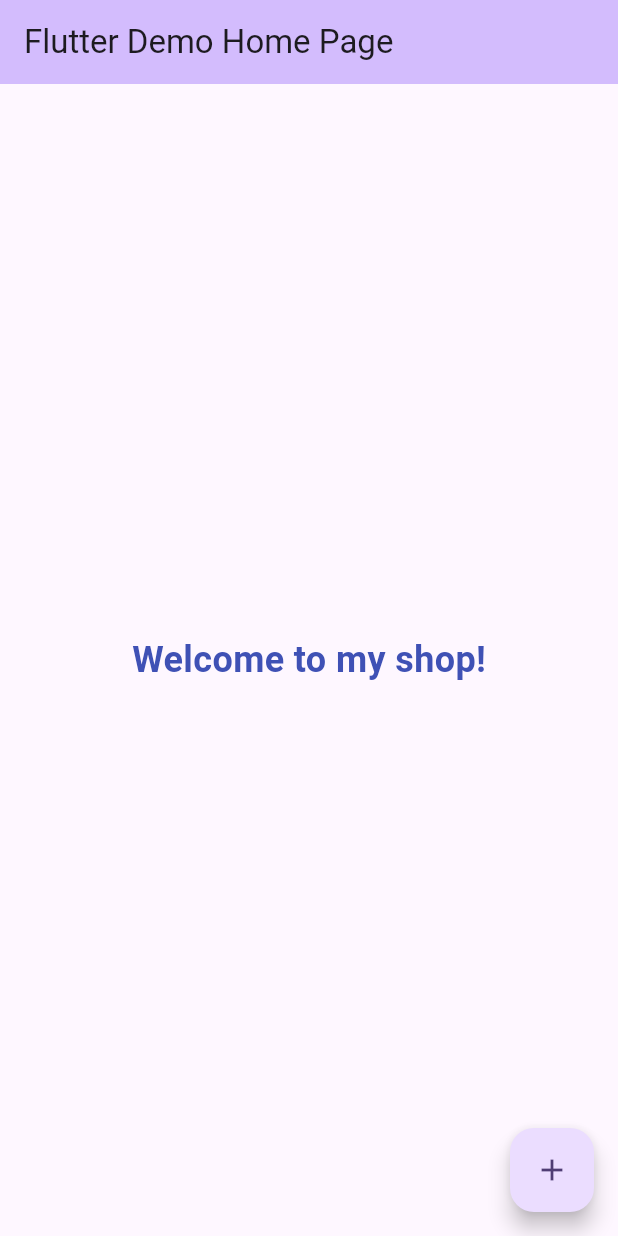
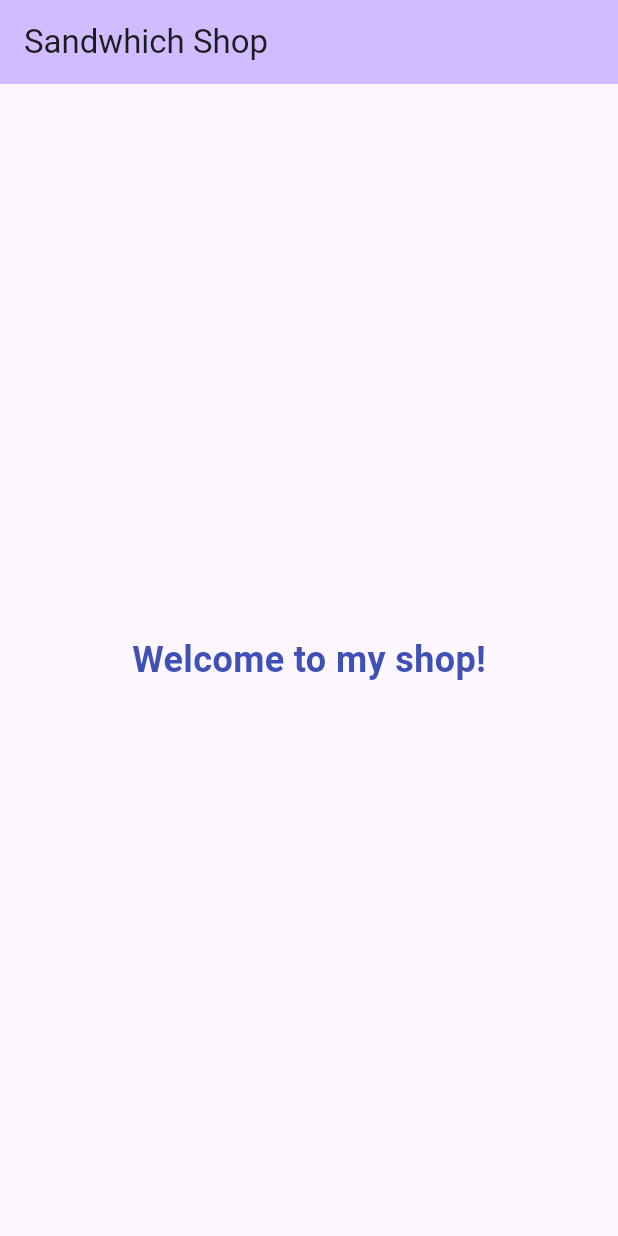
Before and after one commit to sillysalmondude/sandwich_shop, a Flutter app: the screen it shows after launch, on a phone screen of 412 x 824 dp. Run offline on Flutter 3.47's test engine with Material 3 defaults, Android fonts, the light colour scheme and no system bars.

Commit message:
Define OrderItemDisplay custom widget

```diff
--- a/lib/main.dart
+++ b/lib/main.dart
@@ -10,11 +10,8 @@
   @override
   Widget build(BuildContext context) {
     return MaterialApp(
-      title: 'Flutter Demo',
-      theme: ThemeData(
-        colorScheme: ColorScheme.fromSeed(seedColor: Colors.deepPurple),
-      ),
-      home: const MyHomePage(title: 'Flutter Demo Home Page'),
+      title: 'Sandwhich Shop',
+      home: const MyHomePage(title: 'Sandwhich Shop'),
     );
   }
 }
@@ -28,15 +25,19 @@
   State<MyHomePage> createState() => _MyHomePageState();
 }
 
+class OrderItemDisplay extends StatelessWidget {
+  final String itemType;
+  final int quantity;
+
+  const OrderItemDisplay(this.quantity, this.itemType, {super.key});
+
+  @override
+  Widget build(BuildContext context) {
+    return Text('This is a placeholder for OrderItemDisplay');
+  }
+}
+
 class _MyHomePageState extends State<MyHomePage> {
-  int _counter = 0;
-
-  void _incrementCounter() {
-    setState(() {
-      _counter++;
-    });
-  }
-
   @override
   Widget build(BuildContext context) {
     return Scaffold(
@@ -59,11 +60,6 @@
           ],
         ),
       ),
-      floatingActionButton: FloatingActionButton(
-        onPressed: _incrementCounter,
-        tooltip: 'Increment',
-        child: const Icon(Icons.add),
-      ),
     );
   }
 }
```
